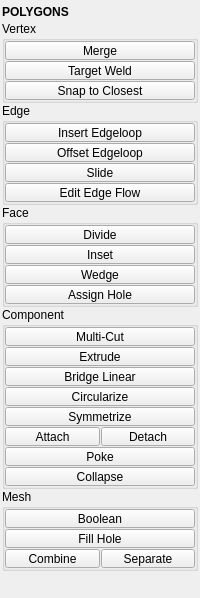
m3trik/tentacle, file tentacle/ui/polygons.ui: the form before one commit.
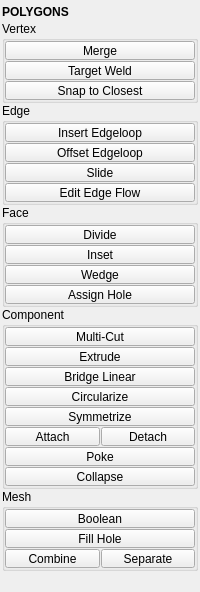
The form after the commit. Custom widgets are drawn as their Qt base class.

Commit message: polygons.ui: small layout touch

The edit to the form file:
```diff
--- a/tentacle/ui/polygons.ui
+++ b/tentacle/ui/polygons.ui
@@ -7,7 +7,7 @@
     <x>0</x>
     <y>0</y>
     <width>200</width>
-    <height>598</height>
+    <height>566</height>
    </rect>
   </property>
   <property name="tabShape">
```
Left out of the diff: 6 changed lines with no effect on the pictures.
